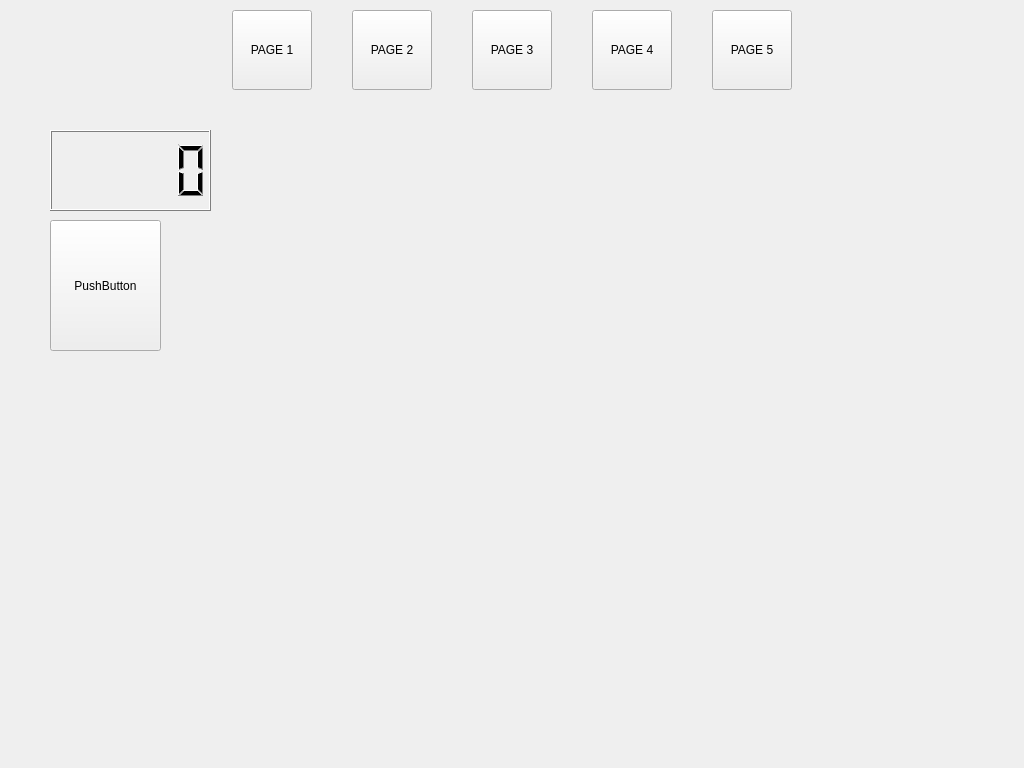
Qt form forms/MainWindow.ui (tigerjpg/cybersecurity) before a commit.
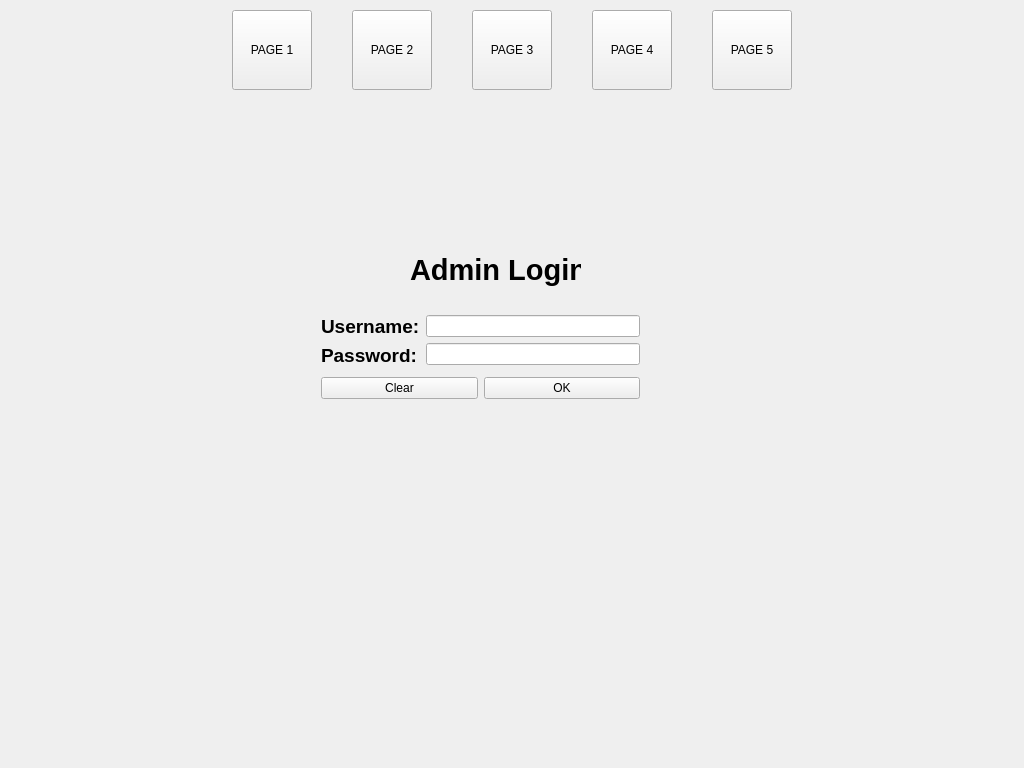
The same form after that commit. Custom widgets are drawn as their Qt base class.

Commit message: [#18] add admin login page that authenticates user login credentials

The edit to the form file:
```diff
--- a/forms/MainWindow.ui
+++ b/forms/MainWindow.ui
@@ -27,7 +27,7 @@
      </rect>
     </property>
     <property name="currentIndex">
-     <number>1</number>
+     <number>2</number>
     </property>
     <widget class="QWidget" name="page"/>
     <widget class="QWidget" name="page_tiger">
@@ -483,6 +483,112 @@
       </property>
      </widget>
     </widget>
+    <widget class="QWidget" name="page_admin">
+     <widget class="QLabel" name="admin_login_header">
+      <property name="geometry">
+       <rect>
+        <x>410</x>
+        <y>150</y>
+        <width>171</width>
+        <height>41</height>
+       </rect>
+      </property>
+      <property name="text">
+       <string>&lt;html&gt;&lt;head/&gt;&lt;body&gt;&lt;p&gt;&lt;span style=&quot; font-size:22pt; font-weight:600;&quot;&gt;Admin Login&lt;/span&gt;&lt;/p&gt;&lt;/body&gt;&lt;/html&gt;</string>
+      </property>
+     </widget>
+     <widget class="QWidget" name="verticalLayoutWidget_3">
+      <property name="geometry">
+       <rect>
+        <x>310</x>
+        <y>200</y>
+        <width>341</width>
+        <height>114</height>
+       </rect>
+      </property>
+      <layout class="QVBoxLayout" name="login_layout">
+       <item>
+        <layout class="QHBoxLayout" name="horizontalLayout">
+         <item>
+          <layout class="QVBoxLayout" name="verticalLayout_2">
+           <item>
+            <widget class="QLabel" name="username_label">
+             <property name="text">
+              <string>&lt;html&gt;&lt;head/&gt;&lt;body&gt;&lt;p&gt;&lt;span style=&quot; font-size:14pt; font-weight:600;&quot;&gt;Username:&lt;/span&gt;&lt;/p&gt;&lt;/body&gt;&lt;/html&gt;</string>
+             </property>
+            </widget>
+           </item>
+           <item>
+            <widget class="QLabel" name="password_label">
+             <property name="text">
+              <string>&lt;html&gt;&lt;head/&gt;&lt;body&gt;&lt;p&gt;&lt;span style=&quot; font-size:14pt; font-weight:600;&quot;&gt;Password:&lt;/span&gt;&lt;/p&gt;&lt;/body&gt;&lt;/html&gt;</string>
+             </property>
+            </widget>
+           </item>
+          </layout>
+         </item>
+         <item>
+          <layout class="QVBoxLayout" name="verticalLayout">
+           <item>
+            <widget class="QLineEdit" name="usernameBox"/>
+           </item>
+           <item>
+            <widget class="QLineEdit" name="passwordBox">
+             <property name="echoMode">
+              <enum>QLineEdit::Password</enum>
+             </property>
+            </widget>
+           </item>
+          </layout>
+         </item>
+        </layout>
+       </item>
+       <item>
+        <layout class="QHBoxLayout" name="horizontalLayout_2">
+         <item>
+          <widget class="QPushButton" name="clear_button">
+           <property name="text">
+            <string>Clear</string>
+           </property>
+          </widget>
+         </item>
+         <item>
+          <widget class="QPushButton" name="ok_button">
+           <property name="text">
+            <string>OK</string>
+           </property>
+          </widget>
+         </item>
+        </layout>
+       </item>
+      </layout>
+     </widget>
+     <widget class="QLabel" name="login_error_message">
+      <property name="geometry">
+       <rect>
+        <x>310</x>
+        <y>320</y>
+        <width>341</width>
+        <height>31</height>
+       </rect>
+      </property>
+      <property name="font">
+       <font>
+        <family>Cantarell</family>
+        <pointsize>12</pointsize>
+        <weight>50</weight>
+        <italic>false</italic>
+        <bold>false</bold>
+       </font>
+      </property>
+      <property name="styleSheet">
+       <string notr="true">font: 12pt &quot;Cantarell&quot; rgb(241, 6, 6)</string>
+      </property>
+      <property name="text">
+       <string/>
+      </property>
+     </widget>
+    </widget>
    </widget>
    <widget class="QStackedWidget" name="toolbar">
     <property name="geometry">
```
The commit also changes 2 other files.
